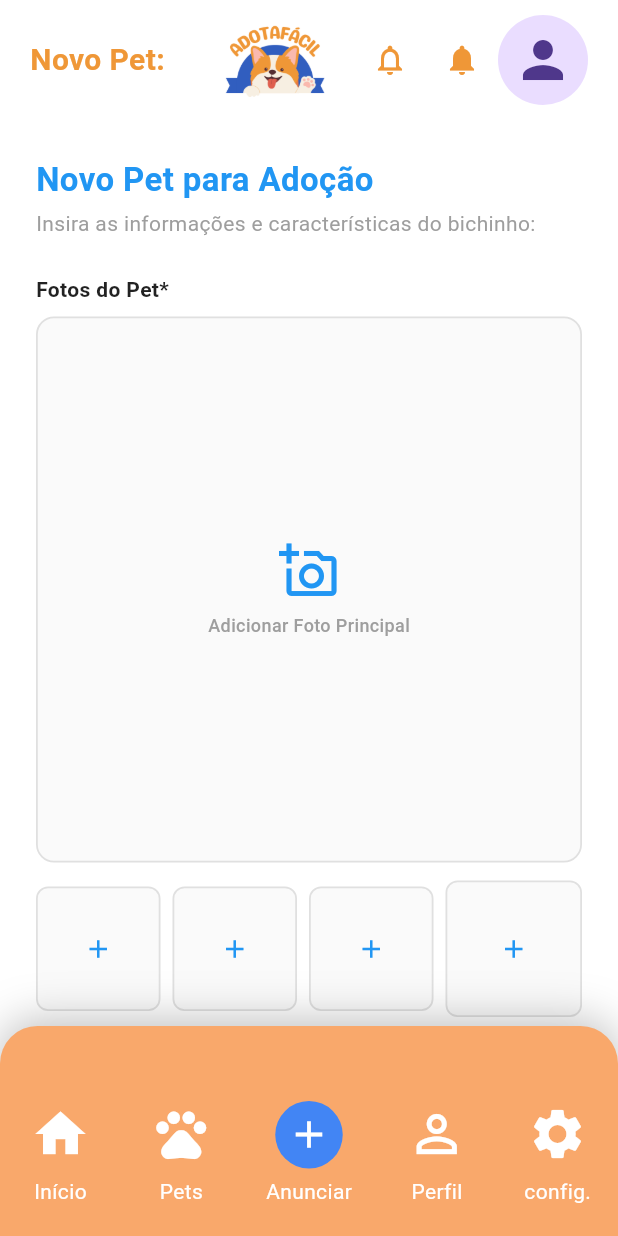
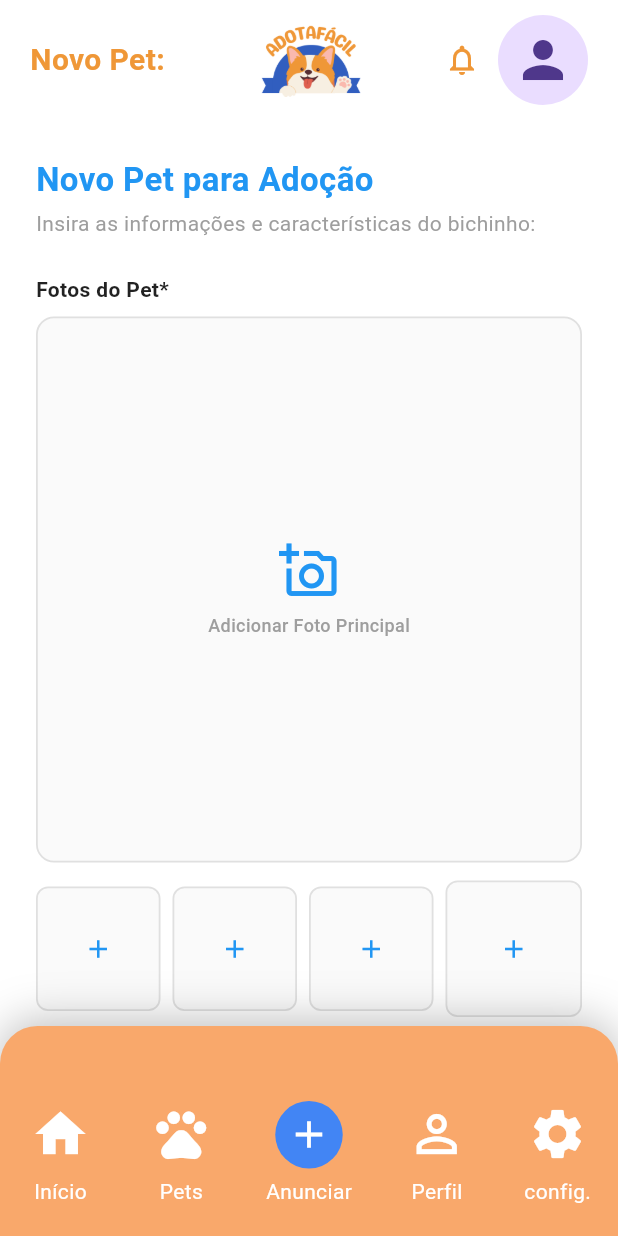
Before and after one commit to Adota-facil/adota, a Flutter app: the screen it shows after launch, swiped to page 3, on a phone screen of 412 x 824 dp. Run offline on Flutter 3.47's test engine with Material 3 defaults, Android fonts, the light colour scheme and no system bars; our stand-ins replace carousel_slider, cloud_firestore, firebase_analytics, firebase_core, firebase_storage, flutter_svg and 2 more; missing offline and left inert: crop_your_image; accounts and stored records are empty.

Commit message:
commit resolvido de retirar os passaros e o sino duplo

```diff
--- a/lib/main.dart
+++ b/lib/main.dart
@@ -42,5 +42,3 @@ class MyApp extends StatelessWidget {
     );
   }
 }
-
-///aaaaaaaaa
--- a/lib/view/constants/pet_constantes.dart
+++ b/lib/view/constants/pet_constantes.dart
@@ -4,7 +4,6 @@ class PetConstantes {
   static const List<String> especies = [
     'Cachorro',
     'Gato',
-    'Pássaro',
     'Outros',
   ];
 
--- a/lib/view/widgets/avatar_icon.dart
+++ b/lib/view/widgets/avatar_icon.dart
@@ -5,17 +5,12 @@ class AvatarButton extends StatelessWidget {
 
   @override
   Widget build(BuildContext context) {
-    return Row(
-      children: [
-        IconButton(
-          onPressed: () {},
-          icon: Icon(Icons.notifications, color: const Color(0xFFEF9737)),
-        ),
-        Padding(
-          padding: const EdgeInsets.only(right: 20),
-          child: CircleAvatar(radius: 30, child: Icon(Icons.person, size: 40,)),
-        ),
-      ],
+    return Padding(
+      padding: const EdgeInsets.only(right: 20),
+      child: CircleAvatar(
+        radius: 30,
+        child: Icon(Icons.person, size: 40),
+      ),
     );
   }
 }
```
